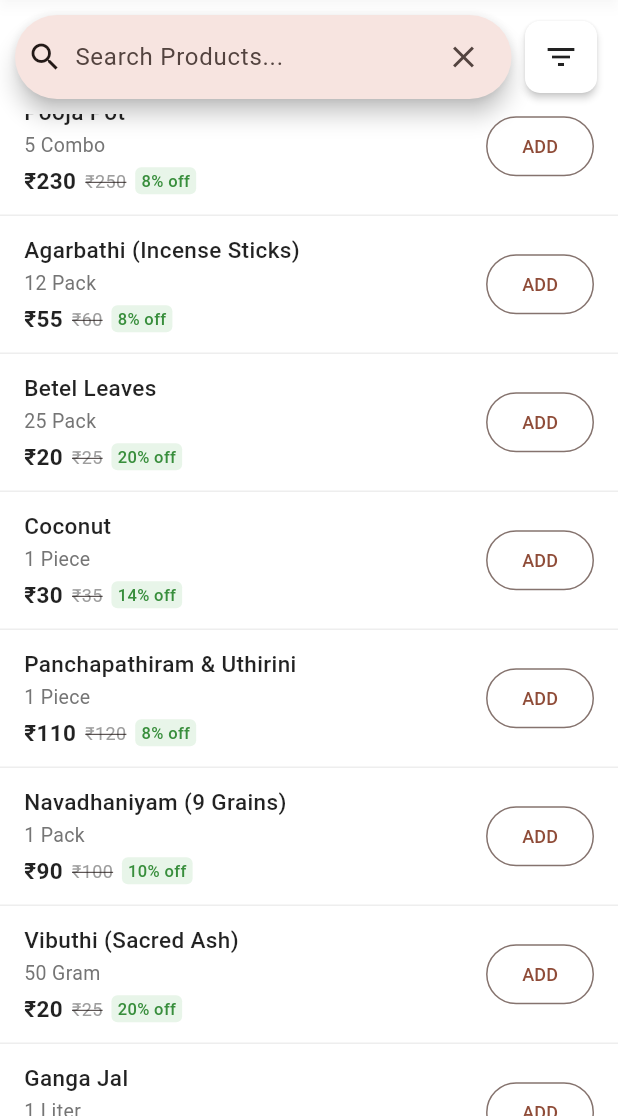
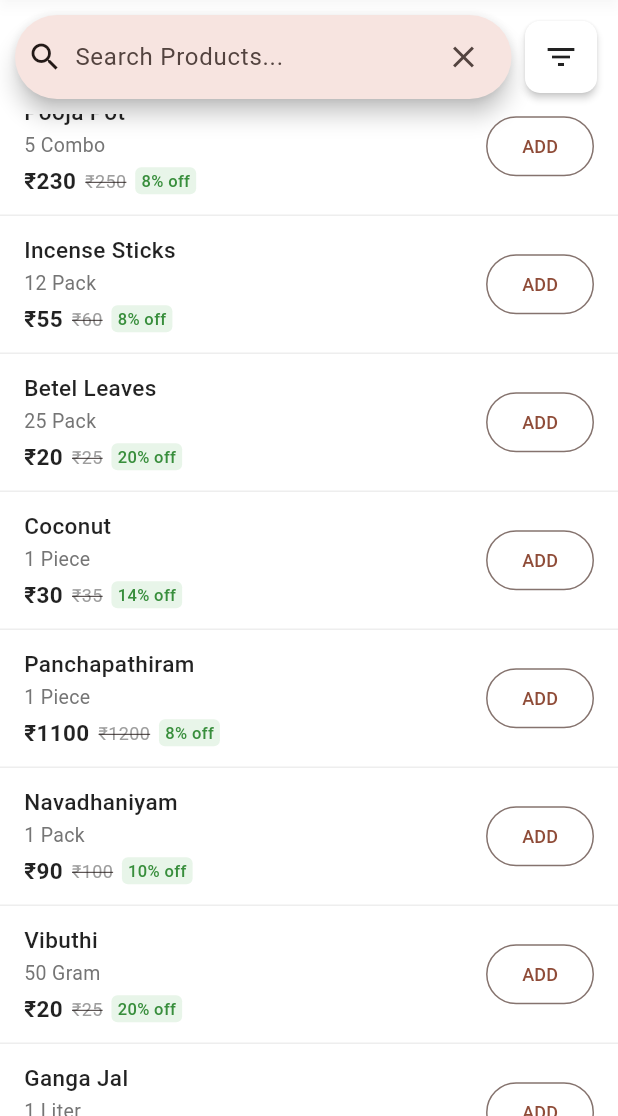
Before and after one commit to JAYAMURUGANJ/pooja_cart, a Flutter app: the screen it shows after launch, scrolled down 576 dp, on a phone screen of 412 x 824 dp, the part 120-1236 px from its top. Run offline on Flutter 3.47's test engine with Material 3 defaults, Android fonts, the phone set to English and light mode, and no system bars; drawn by our look-alikes of flutter_animate; our stand-ins replace flutter_bloc, go_router, google_fonts, shared_preferences; missing offline and left inert: universal_html.

Commit message:
Pooja cart with ITEM IMG

```diff
--- a/lib/constants/items.dart
+++ b/lib/constants/items.dart
@@ -8,7 +8,7 @@ var poojaItems = [
     "items_function_ids": [1, 2, 3, 4, 5],
     "mrp": 50,
     "selling_price": 45,
-    "img": "https://example.com/images/karpuram.jpg",
+    "img": "https://m.media-amazon.com/images/I/71xLXav2yYL.jpg",
   },
   {
     "id": 2,
@@ -19,7 +19,8 @@ var poojaItems = [
     "items_function_ids": [1, 4, 5],
     "mrp": 30,
     "selling_price": 25,
-    "img": "https://example.com/images/kungumam.jpg",
+    "img":
+        "https://giri.in/cdn/shop/files/42500242_Thazhampoo_Kumkum_Red_50Gms_2_a689995e-95a0-4d1a-ba3d-12ce02835a0e_700x700.webp",
   },
   {
     "id": 3,
@@ -30,18 +31,19 @@ var poojaItems = [
     "items_function_ids": [1, 2, 3, 4, 5],
     "mrp": 150,
     "selling_price": 140,
-    "img": "https://example.com/images/deepam_oil.jpg",
+    "img": "https://m.media-amazon.com/images/I/61-5tsBEWKL.jpg",
   },
   {
     "id": 4,
-    "name": "Manjal (Turmeric Powder)",
+    "name": "Turmeric Powder",
     "unit_id": 1, // ✅ Gram (g)
     "unit_count": 200,
     "item_category_id": 4,
     "items_function_ids": [1, 4, 5],
     "mrp": 40,
     "selling_price": 35,
-    "img": "https://example.com/images/turmeric_powder.jpg",
+    "img":
+        "http://giri.in/cdn/shop/files/42500245_Turmeric_Powder_50Gms_2_700x700.webp",
   },
   {
     "id": 5,
@@ -52,18 +54,19 @@ var poojaItems = [
     "items_function_ids": [1, 4, 5],
     "mrp": 80,
     "selling_price": 75,
-    "img": "https://example.com/images/sandal_powder.jpg",
+    "img":
+        "https://5.imimg.com/data5/XC/YC/MY-29279226/sandal-scented-powder.jpg",
   },
   {
     "id": 6,
-    "name": "Thiri (Cotton Wicks)",
+    "name": "Cotton Wicks",
     "unit_id": 5, // ✅ Pack
     "unit_count": 10,
     "item_category_id": 6,
     "items_function_ids": [1, 2, 3, 4, 5],
     "mrp": 20,
     "selling_price": 18,
-    "img": "https://example.com/images/cotton_wicks.jpg",
+    "img": "https://m.media-amazon.com/images/I/51MZ+ieYUtL._SL1080_.jpg",
   },
   {
     "id": 7,
@@ -74,18 +77,19 @@ var poojaItems = [
     "items_function_ids": [1, 2, 4, 5],
     "mrp": 250,
     "selling_price": 230,
-    "img": "https://example.com/images/pooja_pot.jpg",
+    "img": "https://m.media-amazon.com/images/I/71ktPIsv51L.jpg",
   },
   {
     "id": 8,
-    "name": "Agarbathi (Incense Sticks)",
+    "name": "Incense Sticks",
     "unit_id": 5, // ✅ Pack
     "unit_count": 12,
     "item_category_id": 8,
     "items_function_ids": [1, 2, 3, 4, 5],
     "mrp": 60,
     "selling_price": 55,
-    "img": "https://example.com/images/incense_sticks.jpg",
+    "img":
+        "https://m.media-amazon.com/images/I/71Onjqg+roL._AC_UF894,1000_QL80_.jpg",
   },
   {
     "id": 9,
@@ -96,7 +100,8 @@ var poojaItems = [
     "items_function_ids": [1, 2, 5],
     "mrp": 25,
     "selling_price": 20,
-    "img": "https://example.com/images/betel_leaves.jpg",
+    "img":
+        "https://m.media-amazon.com/images/I/51aoJREzIML._AC_UF1000,1000_QL80_.jpg",
   },
   {
     "id": 10,
@@ -107,40 +112,44 @@ var poojaItems = [
     "items_function_ids": [1, 2, 3, 4, 5],
     "mrp": 35,
     "selling_price": 30,
-    "img": "https://example.com/images/coconut.jpg",
+    "img":
+        "https://tiimg.tistatic.com/fp/1/007/912/commonly-cultivated-semi-husked-medium-sized-matured-fresh-coconut-010.jpg",
   },
   {
     "id": 11,
-    "name": "Panchapathiram & Uthirini",
+    "name": "Panchapathiram",
     "unit_id": 6, // ✅ Piece
     "unit_count": 1,
     "item_category_id": 7,
     "items_function_ids": [1, 2, 5],
-    "mrp": 120,
-    "selling_price": 110,
-    "img": "https://example.com/images/panchapathiram.jpg",
+    "mrp": 1200,
+    "selling_price": 1100,
+    "img":
+        "https://5.imimg.com/data5/SELLER/Default/2024/12/470839262/JM/HE/GI/98162716/71-500x500.jpg",
   },
   {
     "id": 12,
-    "name": "Navadhaniyam (9 Grains)",
+    "name": "Navadhaniyam",
     "unit_id": 5, // ✅ Pack
     "unit_count": 1,
     "item_category_id": 9,
     "items_function_ids": [4],
     "mrp": 100,
     "selling_price": 90,
-    "img": "https://example.com/images/navadhaniyam.jpg",
+    "img":
+        "https://southindiangrocery.com/cdn/shop/products/navadhanya-pooja-set.png",
   },
   {
     "id": 13,
-    "name": "Vibuthi (Sacred Ash)",
+    "name": "Vibuthi",
     "unit_id": 1, // ✅ Gram (g)
     "unit_count": 50,
     "item_category_id": 2,
     "items_function_ids": [1, 4, 5],
     "mrp": 25,
     "selling_price": 20,
-    "img": "https://example.com/images/vibuthi.jpg",
+    "img":
+        "https://m.media-amazon.com/images/I/51-r5rdll4L._AC_UF894,1000_QL80_.jpg",
   },
   {
     "id": 14,
@@ -151,7 +160,8 @@ var poojaItems = [
     "items_function_ids": [1, 2, 3, 4, 5],
     "mrp": 200,
     "selling_price": 180,
-    "img": "https://example.com/images/ganga_jal.jpg",
+    "img":
+        "https://5.imimg.com/data5/VP/EB/MY-63028801/pure-ganga-jal-gangajal-holy-water-100ml-from-rishikesh-himalaya-500x500.jpg",
   },
   {
     "id": 15,
@@ -162,6 +172,7 @@ var poojaItems = [
     "items_function_ids": [1, 2, 5],
     "mrp": 10,
     "selling_price": 8,
-    "img": "https://example.com/images/banana_leaf.jpg",
+    "img":
+        "https://png.pngtree.com/png-vector/20221231/ourmid/pngtree-banana-leaves-green-tropical-leaf-png-image_6545437.png",
   },
 ];
```
Also changed, not shown: lib/screens/responsive_item_screen.dart (+6 -26 lines), lib/widgets/item_info.dart (added, +62 -0 lines).
